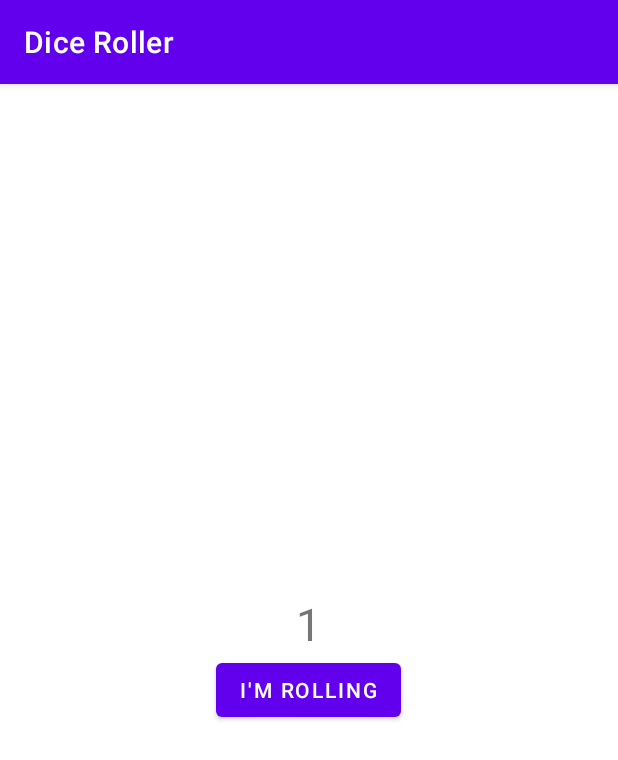
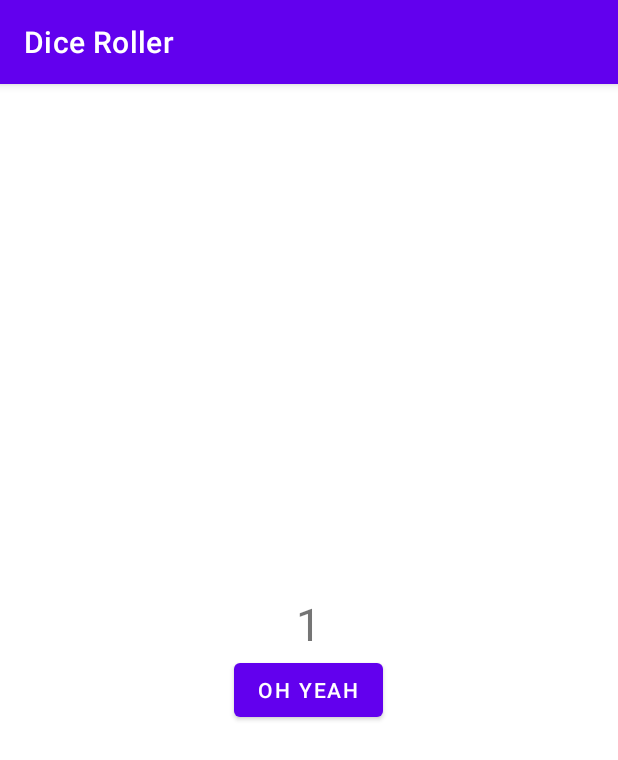
Before and after one commit to dustyfox113/DiceRoller, an Android app: the screen it shows after launch (MainActivity), on a phone screen of 412 x 824 dp. Shown: the top 760 px of the screen. Run offline under Robolectric (Android 15) with nearby library versions, the phone set to English and light mode, and no system bars.

Commit message:
oh yeah text on button

```diff
--- a/app/src/main/java/com/example/diceroller/MainActivity.kt
+++ b/app/src/main/java/com/example/diceroller/MainActivity.kt
@@ -10,7 +10,7 @@ class MainActivity : AppCompatActivity() {
         super.onCreate(savedInstanceState)
         setContentView(R.layout.activity_main)
         val rollButton: Button = findViewById(R.id.roll_button)
-        rollButton.text="I'm Rolling"
+        rollButton.text="Oh yeah"
         rollButton.setOnClickListener {
             Toast.makeText(this, "button clicked", Toast.LENGTH_SHORT).show()
         }
```
